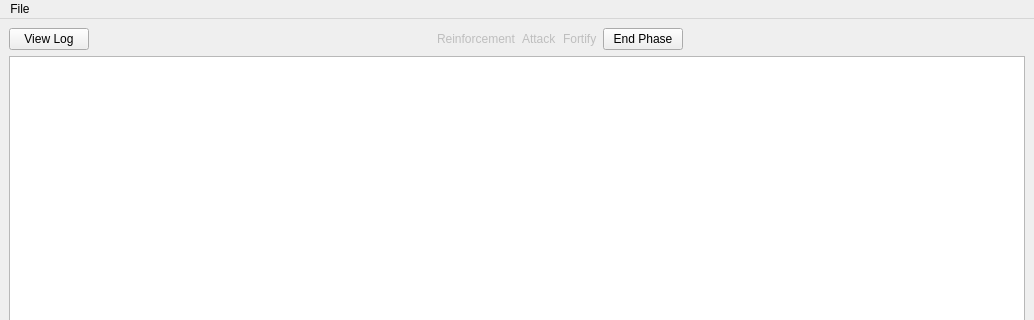
TaimoorRana/Risk, file gui/mainscreen.ui: the form before one commit; both pictures show x 0 to 1034 and y 0 to 320 of the 1034 by 730 pixel window.
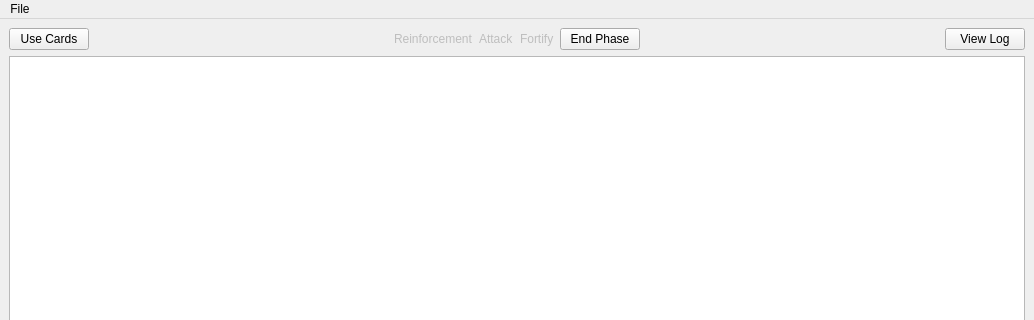
The form after the commit.

Commit message: Added possibility to trade cards

The edit to the form file:
```diff
--- a/gui/mainscreen.ui
+++ b/gui/mainscreen.ui
@@ -25,9 +25,9 @@
         <item>
          <layout class="QHBoxLayout" name="horizontalLayout">
           <item>
-           <widget class="QPushButton" name="logButton">
+           <widget class="QPushButton" name="useCardsButton">
             <property name="text">
-             <string>View Log</string>
+             <string>Use Cards</string>
             </property>
            </widget>
           </item>
@@ -94,6 +94,13 @@
             </property>
            </spacer>
           </item>
+          <item>
+           <widget class="QPushButton" name="logButton">
+            <property name="text">
+             <string>View Log</string>
+            </property>
+           </widget>
+          </item>
          </layout>
         </item>
        </layout>
```
Left out of the diff: 4 changed lines with no effect on the pictures. The commit also changes 15 other files.
